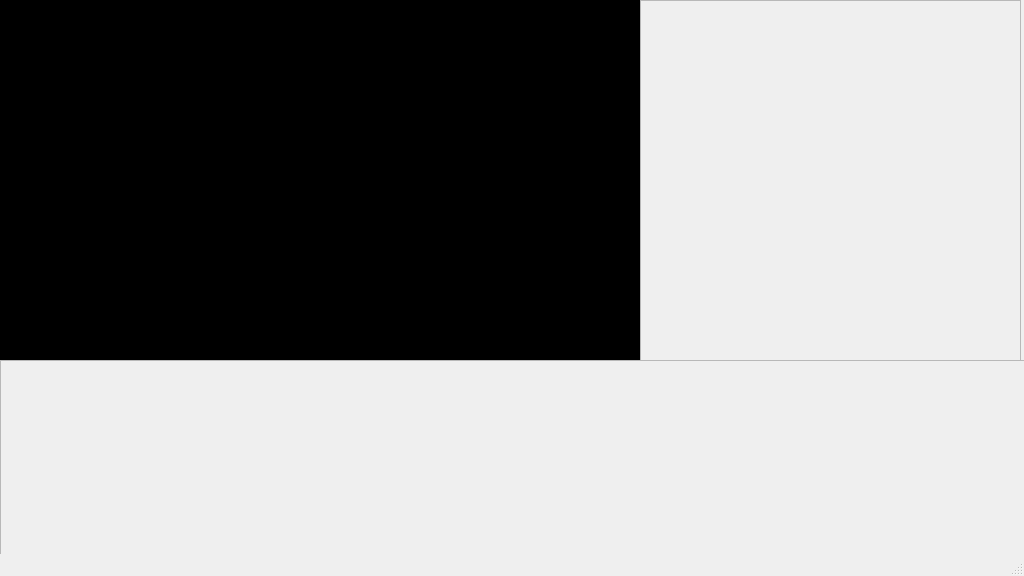
Before: the Qt Designer form mainwindow.ui in huttonb/BBB, drawn with Qt 5.
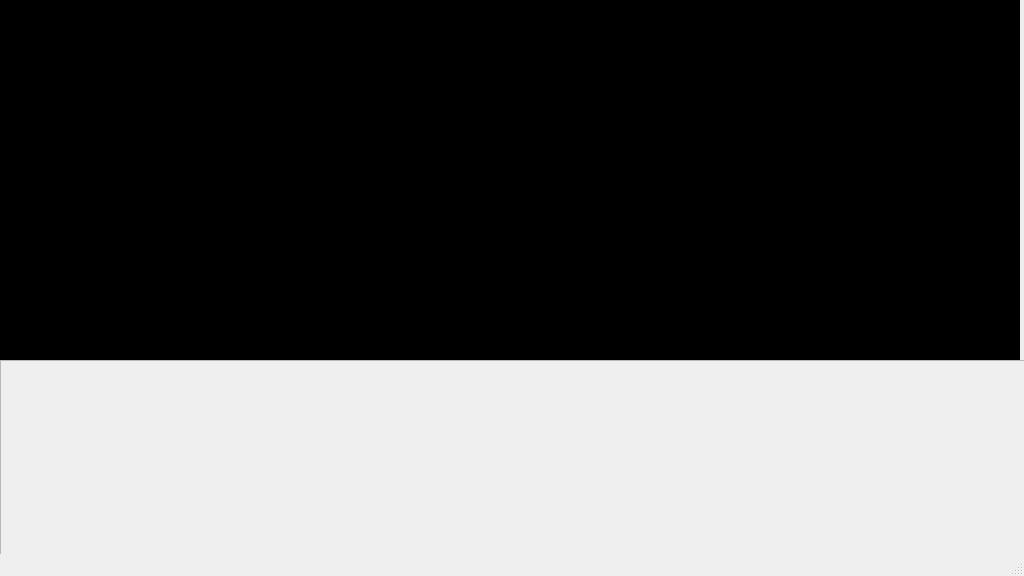
After: the same form once the commit is applied.

Patch:
```diff
--- a/mainwindow.ui
+++ b/mainwindow.ui
@@ -482,16 +482,541 @@
      <rect>
       <x>640</x>
       <y>0</y>
-      <width>381</width>
-      <height>361</height>
+      <width>380</width>
+      <height>360</height>
      </rect>
     </property>
+    <property name="palette">
+     <palette>
+      <active>
+       <colorrole role="WindowText">
+        <brush brushstyle="SolidPattern">
+         <color alpha="255">
+          <red>255</red>
+          <green>255</green>
+          <blue>255</blue>
+         </color>
+        </brush>
+       </colorrole>
+       <colorrole role="Button">
+        <brush brushstyle="SolidPattern">
+         <color alpha="255">
+          <red>0</red>
+          <green>0</green>
+          <blue>0</blue>
+         </color>
+        </brush>
+       </colorrole>
+       <colorrole role="Light">
+        <brush brushstyle="SolidPattern">
+         <color alpha="255">
+          <red>0</red>
+          <green>0</green>
+          <blue>0</blue>
+         </color>
+        </brush>
+       </colorrole>
+       <colorrole role="Midlight">
+        <brush brushstyle="SolidPattern">
+         <color alpha="255">
+          <red>0</red>
+          <green>0</green>
+          <blue>0</blue>
+         </color>
+        </brush>
+       </colorrole>
+       <colorrole role="Dark">
+        <brush brushstyle="SolidPattern">
+         <color alpha="255">
+          <red>0</red>
+          <green>0</green>
+          <blue>0</blue>
+         </color>
+        </brush>
+       </colorrole>
+       <colorrole role="Mid">
+        <brush brushstyle="SolidPattern">
+         <color alpha="255">
+          <red>0</red>
+          <green>0</green>
+          <blue>0</blue>
+         </color>
+        </brush>
+       </colorrole>
+       <colorrole role="Text">
+        <brush brushstyle="SolidPattern">
+         <color alpha="255">
+          <red>255</red>
+          <green>255</green>
+          <blue>255</blue>
+         </color>
+        </brush>
+       </colorrole>
+       <colorrole role="BrightText">
+        <brush brushstyle="SolidPattern">
+         <color alpha="255">
+          <red>255</red>
+          <green>255</green>
+          <blue>255</blue>
+         </color>
+        </brush>
+       </colorrole>
+       <colorrole role="ButtonText">
+        <brush brushstyle="SolidPattern">
+         <color alpha="255">
+          <red>255</red>
+          <green>255</green>
+          <blue>255</blue>
+         </color>
+        </brush>
+       </colorrole>
+       <colorrole role="Base">
+        <brush brushstyle="SolidPattern">
+         <color alpha="255">
+          <red>0</red>
+          <green>0</green>
+          <blue>0</blue>
+         </color>
+        </brush>
+       </colorrole>
+       <colorrole role="Window">
+        <brush brushstyle="SolidPattern">
+         <color alpha="255">
+          <red>0</red>
+          <green>0</green>
+          <blue>0</blue>
+         </color>
+        </brush>
+       </colorrole>
+       <colorrole role="Shadow">
+        <brush brushstyle="SolidPattern">
+         <color alpha="255">
+          <red>0</red>
+          <green>0</green>
+          <blue>0</blue>
+         </color>
+        </brush>
+       </colorrole>
+       <colorrole role="AlternateBase">
+        <brush brushstyle="SolidPattern">
+         <color alpha="255">
+          <red>0</red>
+          <green>0</green>
+          <blue>0</blue>
+         </color>
+        </brush>
+       </colorrole>
+       <colorrole role="ToolTipBase">
+        <brush brushstyle="SolidPattern">
+         <color alpha="255">
+          <red>255</red>
+          <green>255</green>
+          <blue>220</blue>
+         </color>
+        </brush>
+       </colorrole>
+       <colorrole role="ToolTipText">
+        <brush brushstyle="SolidPattern">
+         <color alpha="255">
+          <red>0</red>
+          <green>0</green>
+          <blue>0</blue>
+         </color>
+        </brush>
+       </colorrole>
+      </active>
+      <inactive>
+       <colorrole role="WindowText">
+        <brush brushstyle="SolidPattern">
+         <color alpha="255">
+          <red>255</red>
+          <green>255</green>
+          <blue>255</blue>
+         </color>
+        </brush>
+       </colorrole>
+       <colorrole role="Button">
+        <brush brushstyle="SolidPattern">
+         <color alpha="255">
+          <red>0</red>
+          <green>0</green>
+          <blue>0</blue>
+         </color>
+        </brush>
+       </colorrole>
+       <colorrole role="Light">
+        <brush brushstyle="SolidPattern">
+         <color alpha="255">
+          <red>0</red>
+          <green>0</green>
+          <blue>0</blue>
+         </color>
+        </brush>
+       </colorrole>
+       <colorrole role="Midlight">
+        <brush brushstyle="SolidPattern">
+         <color alpha="255">
+          <red>0</red>
+          <green>0</green>
+          <blue>0</blue>
+         </color>
+        </brush>
+       </colorrole>
+       <colorrole role="Dark">
+        <brush brushstyle="SolidPattern">
+         <color alpha="255">
+          <red>0</red>
+          <green>0</green>
+          <blue>0</blue>
+         </color>
+        </brush>
+       </colorrole>
+       <colorrole role="Mid">
+        <brush brushstyle="SolidPattern">
+         <color alpha="255">
+          <red>0</red>
+          <green>0</green>
+          <blue>0</blue>
+         </color>
+        </brush>
+       </colorrole>
+       <colorrole role="Text">
+        <brush brushstyle="SolidPattern">
+         <color alpha="255">
+          <red>255</red>
+          <green>255</green>
+          <blue>255</blue>
+         </color>
+        </brush>
+       </colorrole>
+       <colorrole role="BrightText">
+        <brush brushstyle="SolidPattern">
+         <color alpha="255">
+          <red>255</red>
+          <green>255</green>
+          <blue>255</blue>
+         </color>
+        </brush>
+       </colorrole>
+       <colorrole role="ButtonText">
+        <brush brushstyle="SolidPattern">
+         <color alpha="255">
+          <red>255</red>
+          <green>255</green>
+          <blue>255</blue>
+         </color>
+        </brush>
+       </colorrole>
+       <colorrole role="Base">
+        <brush brushstyle="SolidPattern">
+         <color alpha="255">
+          <red>0</red>
+          <green>0</green>
+          <blue>0</blue>
+         </color>
+        </brush>
+       </colorrole>
+       <colorrole role="Window">
+        <brush brushstyle="SolidPattern">
+         <color alpha="255">
+          <red>0</red>
+          <green>0</green>
+          <blue>0</blue>
+         </color>
+        </brush>
+       </colorrole>
+       <colorrole role="Shadow">
+        <brush brushstyle="SolidPattern">
+         <color alpha="255">
+          <red>0</red>
+          <green>0</green>
+          <blue>0</blue>
+         </color>
+        </brush>
+       </colorrole>
+       <colorrole role="AlternateBase">
+        <brush brushstyle="SolidPattern">
+         <color alpha="255">
+          <red>0</red>
+          <green>0</green>
+          <blue>0</blue>
+         </color>
+        </brush>
+       </colorrole>
+       <colorrole role="ToolTipBase">
+        <brush brushstyle="SolidPattern">
+         <color alpha="255">
+          <red>255</red>
+          <green>255</green>
+          <blue>220</blue>
+         </color>
+        </brush>
+       </colorrole>
+       <colorrole role="ToolTipText">
+        <brush brushstyle="SolidPattern">
+         <color alpha="255">
+          <red>0</red>
+          <green>0</green>
+          <blue>0</blue>
+         </color>
+        </brush>
+       </colorrole>
+      </inactive>
+      <disabled>
+       <colorrole role="WindowText">
+        <brush brushstyle="SolidPattern">
+         <color alpha="255">
+          <red>0</red>
+          <green>0</green>
+          <blue>0</blue>
+         </color>
+        </brush>
+       </colorrole>
+       <colorrole role="Button">
+        <brush brushstyle="SolidPattern">
+         <color alpha="255">
+          <red>0</red>
+          <green>0</green>
+          <blue>0</blue>
+         </color>
+        </brush>
+       </colorrole>
+       <colorrole role="Light">
+        <brush brushstyle="SolidPattern">
+         <color alpha="255">
+          <red>0</red>
+          <green>0</green>
+          <blue>0</blue>
+         </color>
+        </brush>
+       </colorrole>
+       <colorrole role="Midlight">
+        <brush brushstyle="SolidPattern">
+         <color alpha="255">
+          <red>0</red>
+          <green>0</green>
+          <blue>0</blue>
+         </color>
+        </brush>
+       </colorrole>
+       <colorrole role="Dark">
+        <brush brushstyle="SolidPattern">
+         <color alpha="255">
+          <red>0</red>
+          <green>0</green>
+          <blue>0</blue>
+         </color>
+        </brush>
+       </colorrole>
+       <colorrole role="Mid">
+        <brush brushstyle="SolidPattern">
+         <color alpha="255">
+          <red>0</red>
+          <green>0</green>
+          <blue>0</blue>
+         </color>
+        </brush>
+       </colorrole>
+       <colorrole role="Text">
+        <brush brushstyle="SolidPattern">
+         <color alpha="255">
+          <red>0</red>
+          <green>0</green>
+          <blue>0</blue>
+         </color>
+        </brush>
+       </colorrole>
+       <colorrole role="BrightText">
+        <brush brushstyle="SolidPattern">
+         <color alpha="255">
+          <red>255</red>
+          <green>255</green>
+          <blue>255</blue>
+         </color>
+        </brush>
+       </colorrole>
+       <colorrole role="ButtonText">
+        <brush brushstyle="SolidPattern">
+         <color alpha="255">
+          <red>0</red>
+          <green>0</green>
+          <blue>0</blue>
+         </color>
+        </brush>
+       </colorrole>
+       <colorrole role="Base">
+        <brush brushstyle="SolidPattern">
+         <color alpha="255">
+          <red>0</red>
+          <green>0</green>
+          <blue>0</blue>
+         </color>
+        </brush>
+       </colorrole>
+       <colorrole role="Window">
+        <brush brushstyle="SolidPattern">
+         <color alpha="255">
+          <red>0</red>
+          <green>0</green>
+          <blue>0</blue>
+         </color>
+        </brush>
+       </colorrole>
+       <colorrole role="Shadow">
+        <brush brushstyle="SolidPattern">
+         <color alpha="255">
+          <red>0</red>
+          <green>0</green>
+          <blue>0</blue>
+         </color>
+        </brush>
+       </colorrole>
+       <colorrole role="AlternateBase">
+        <brush brushstyle="SolidPattern">
+         <color alpha="255">
+          <red>0</red>
+          <green>0</green>
+          <blue>0</blue>
+         </color>
+        </brush>
+       </colorrole>
+       <colorrole role="ToolTipBase">
+        <brush brushstyle="SolidPattern">
+         <color alpha="255">
+          <red>255</red>
+          <green>255</green>
+          <blue>220</blue>
+         </color>
+        </brush>
+       </colorrole>
+       <colorrole role="ToolTipText">
+        <brush brushstyle="SolidPattern">
+         <color alpha="255">
+          <red>0</red>
+          <green>0</green>
+          <blue>0</blue>
+         </color>
+        </brush>
+       </colorrole>
+      </disabled>
+     </palette>
+    </property>
+    <property name="autoFillBackground">
+     <bool>true</bool>
+    </property>
     <property name="frameShape">
      <enum>QFrame::StyledPanel</enum>
     </property>
     <property name="frameShadow">
      <enum>QFrame::Raised</enum>
     </property>
+    <widget class="Line" name="line">
+     <property name="geometry">
+      <rect>
+       <x>0</x>
+       <y>0</y>
+       <width>5</width>
+       <height>361</height>
+      </rect>
+     </property>
+     <property name="palette">
+      <palette>
+       <active>
+        <colorrole role="WindowText">
+         <brush brushstyle="SolidPattern">
+          <color alpha="255">
+           <red>255</red>
+           <green>255</green>
+           <blue>255</blue>
+          </color>
+         </brush>
+        </colorrole>
+        <colorrole role="Text">
+         <brush brushstyle="SolidPattern">
+          <color alpha="255">
+           <red>255</red>
+           <green>255</green>
+           <blue>255</blue>
+          </color>
+         </brush>
+        </colorrole>
+        <colorrole role="ButtonText">
+         <brush brushstyle="SolidPattern">
+          <color alpha="255">
+           <red>255</red>
+           <green>255</green>
+           <blue>255</blue>
+          </color>
+         </brush>
+        </colorrole>
+       </active>
+       <inactive>
+        <colorrole role="WindowText">
+         <brush brushstyle="SolidPattern">
+          <color alpha="255">
+           <red>255</red>
+           <green>255</green>
+           <blue>255</blue>
+          </color>
+         </brush>
+        </colorrole>
+        <colorrole role="Text">
+         <brush brushstyle="SolidPattern">
+          <color alpha="255">
+           <red>255</red>
+           <green>255</green>
+           <blue>255</blue>
+          </color>
+         </brush>
+        </colorrole>
+        <colorrole role="ButtonText">
+         <brush brushstyle="SolidPattern">
+          <color alpha="255">
+           <red>255</red>
+           <green>255</green>
+           <blue>255</blue>
+          </color>
+         </brush>
+        </colorrole>
+       </inactive>
+       <disabled>
+        <colorrole role="WindowText">
+         <brush brushstyle="SolidPattern">
+          <color alpha="255">
+           <red>120</red>
+           <green>120</green>
+           <blue>120</blue>
+          </color>
+         </brush>
+        </colorrole>
+        <colorrole role="Text">
+         <brush brushstyle="SolidPattern">
+          <color alpha="255">
+           <red>120</red>
+           <green>120</green>
+           <blue>120</blue>
+          </color>
+         </brush>
+        </colorrole>
+        <colorrole role="ButtonText">
+         <brush brushstyle="SolidPattern">
+          <color alpha="255">
+           <red>120</red>
+           <green>120</green>
+           <blue>120</blue>
+          </color>
+         </brush>
+        </colorrole>
+       </disabled>
+      </palette>
+     </property>
+     <property name="lineWidth">
+      <number>5</number>
+     </property>
+     <property name="orientation">
+      <enum>Qt::Vertical</enum>
+     </property>
+    </widget>
    </widget>
   </widget>
   <widget class="QMenuBar" name="menubar">
```
Left out of the diff: 10 changed lines with no effect on the pictures.
